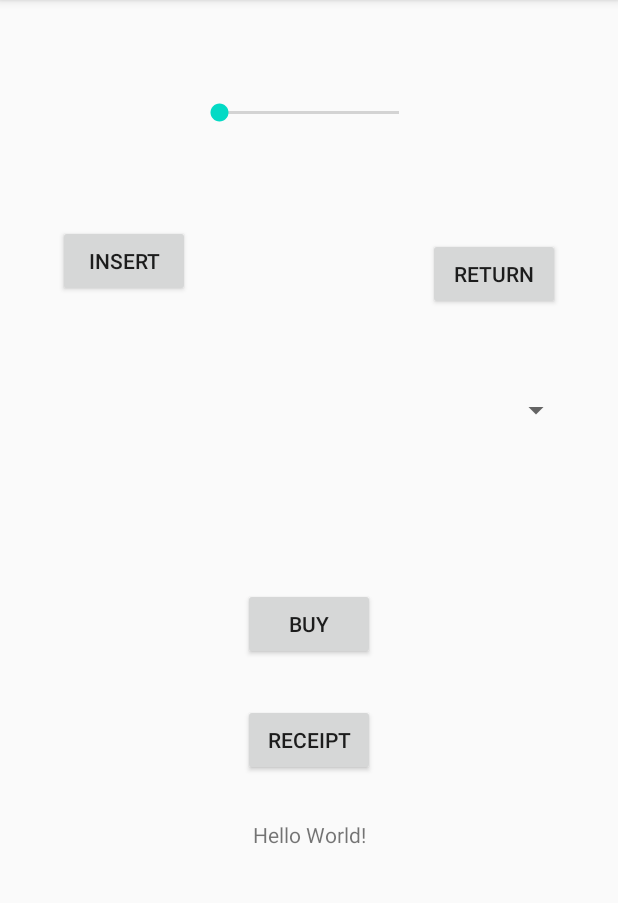
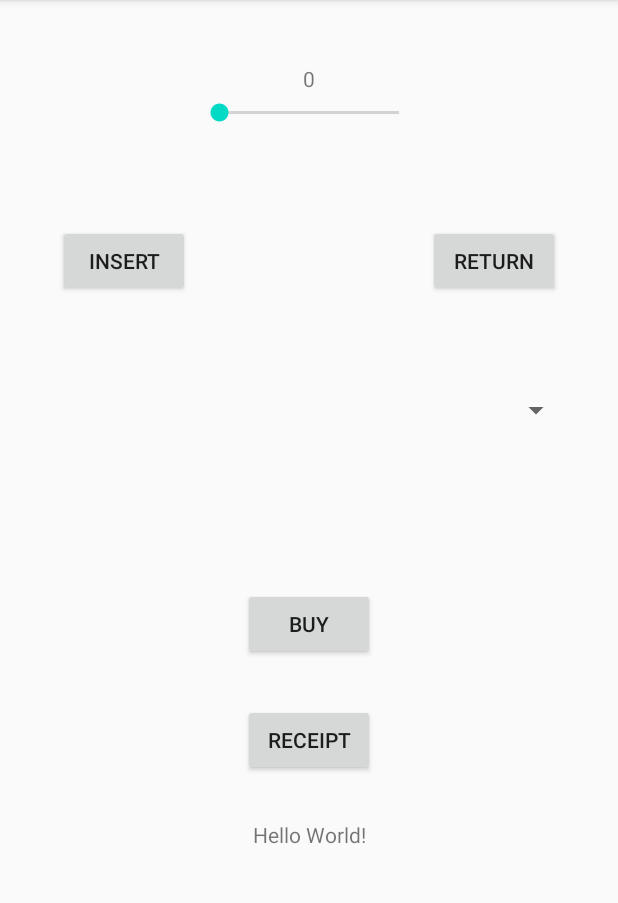
Before and after one commit to Atsolind/week8, an Android app: the screen it shows after launch (MainActivity), on a phone screen of 412 x 824 dp, the part 84-987 px from its top. Run offline under Robolectric (Android 15) with nearby library versions, the phone set to English and light mode, and no system bars.

```diff
--- a/app/src/main/java/com/example/bottlemachine/BottleDispenser.java
+++ b/app/src/main/java/com/example/bottlemachine/BottleDispenser.java
@@ -51,7 +51,7 @@ public class BottleDispenser {
         return bottles;
     }
 
-    public void addMoney() {
+    void addMoney() {
         money += 1;
         System.out.println("Klink! Added more money!");
     }
--- a/app/src/main/java/com/example/bottlemachine/MainActivity.java
+++ b/app/src/main/java/com/example/bottlemachine/MainActivity.java
@@ -3,15 +3,52 @@ package com.example.bottlemachine;
 import androidx.appcompat.app.AppCompatActivity;
 
 import android.os.Bundle;
+import android.view.View;
+import android.widget.SeekBar;
+import android.widget.TextView;
 
 public class MainActivity extends AppCompatActivity {
+    BottleDispenser bottleDispenser = BottleDispenser.getInstance();
 
-    BottleDispenser bottleDispenser = BottleDispenser.getInstance();
+    private TextView textViewSeek;
+    private SeekBar seekBar;
+    private TextView textView;
+    String input;
 
     @Override
     protected void onCreate(Bundle savedInstanceState) {
         super.onCreate(savedInstanceState);
         setContentView(R.layout.activity_main);
+
+        textViewSeek = (TextView) findViewById(R.id.textViewSeek);
+        seekBar = (SeekBar) findViewById(R.id.seekBar);
+
+
+        seekBar.setOnSeekBarChangeListener(new SeekBar.OnSeekBarChangeListener() {
+            @Override
+            public void onProgressChanged(SeekBar seekBar, int progress, boolean fromUser) {
+                textViewSeek.setText(""+ progress + "€");
+            }
+
+            @Override
+            public void onStartTrackingTouch(SeekBar seekBar) {
+
+            }
+
+            @Override
+            public void onStopTrackingTouch(SeekBar seekBar) {
+
+            }
+        });
+
+    }
+
+    public void addMoney(View v){
+        input = textViewSeek.getText().toString();
+        textView.setText("Money added: " +input);
+        int money = Integer.parseInt(input);
+        //bottleDispenser.addMoney(money);
+
     }
 
 }
--- a/app/src/main/res/layout/activity_main.xml
+++ b/app/src/main/res/layout/activity_main.xml
@@ -21,6 +21,7 @@
         android:id="@+id/seekBar"
         android:layout_width="152dp"
         android:layout_height="15dp"
+        android:max="5"
         app:layout_constraintBottom_toTopOf="@+id/moneyButton"
         app:layout_constraintEnd_toEndOf="parent"
         app:layout_constraintStart_toStartOf="parent"
@@ -31,6 +32,7 @@
         android:layout_width="wrap_content"
         android:layout_height="wrap_content"
         android:layout_marginTop="150dp"
+        android:onClick="addMoney"
         android:text="Insert"
         app:layout_constraintBottom_toTopOf="@+id/textView"
         app:layout_constraintEnd_toEndOf="parent"
@@ -62,13 +64,14 @@
         android:id="@+id/returnButton"
         android:layout_width="wrap_content"
         android:layout_height="wrap_content"
+        android:layout_marginTop="150dp"
         android:text="Return"
-        app:layout_constraintBottom_toTopOf="@+id/spinner"
+        app:layout_constraintBottom_toTopOf="@+id/textView"
         app:layout_constraintEnd_toEndOf="parent"
         app:layout_constraintHorizontal_bias="0.88"
         app:layout_constraintStart_toStartOf="parent"
-        app:layout_constraintTop_toBottomOf="@+id/seekBar"
-        app:layout_constraintVertical_bias="0.58000004" />
+        app:layout_constraintTop_toTopOf="parent"
+        app:layout_constraintVertical_bias="0.0" />
 
     <Button
         android:id="@+id/receiptButton"
@@ -80,4 +83,15 @@
         app:layout_constraintStart_toStartOf="parent"
         app:layout_constraintTop_toBottomOf="@+id/buyButton" />
 
+    <TextView
+        android:id="@+id/textViewSeek"
+        android:layout_width="wrap_content"
+        android:layout_height="wrap_content"
+        android:text="0"
+        app:layout_constraintBottom_toTopOf="@+id/seekBar"
+        app:layout_constraintEnd_toEndOf="parent"
+        app:layout_constraintStart_toStartOf="parent"
+        app:layout_constraintTop_toTopOf="parent"
+        app:layout_constraintVertical_bias="0.89" />
+
 </androidx.constraintlayout.widget.ConstraintLayout>
```
